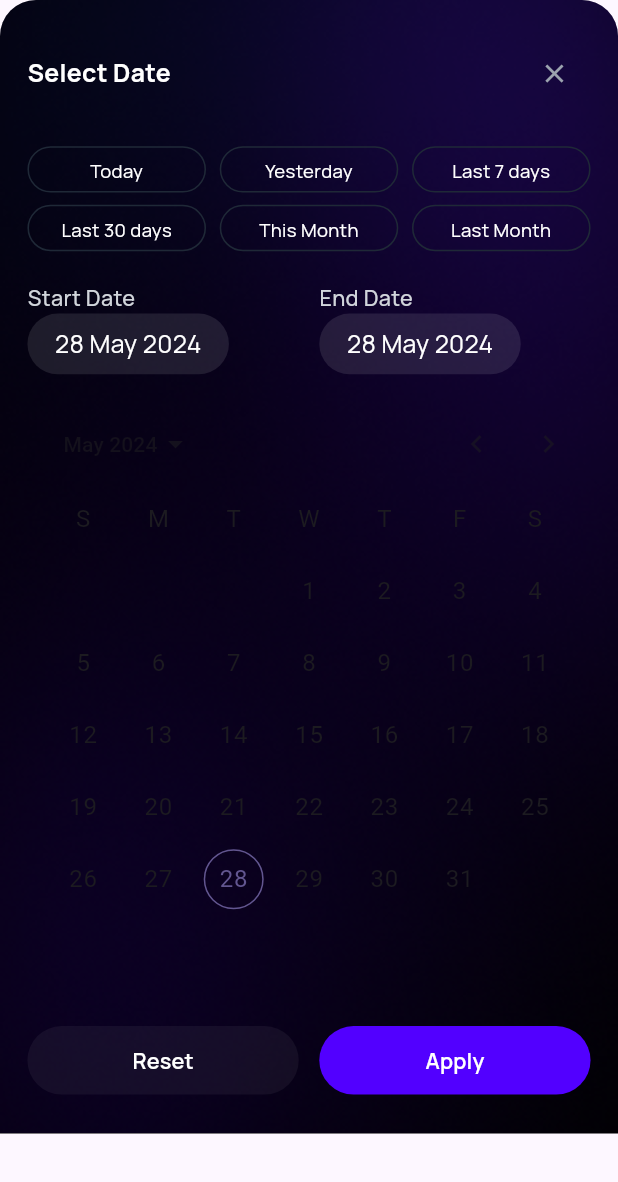
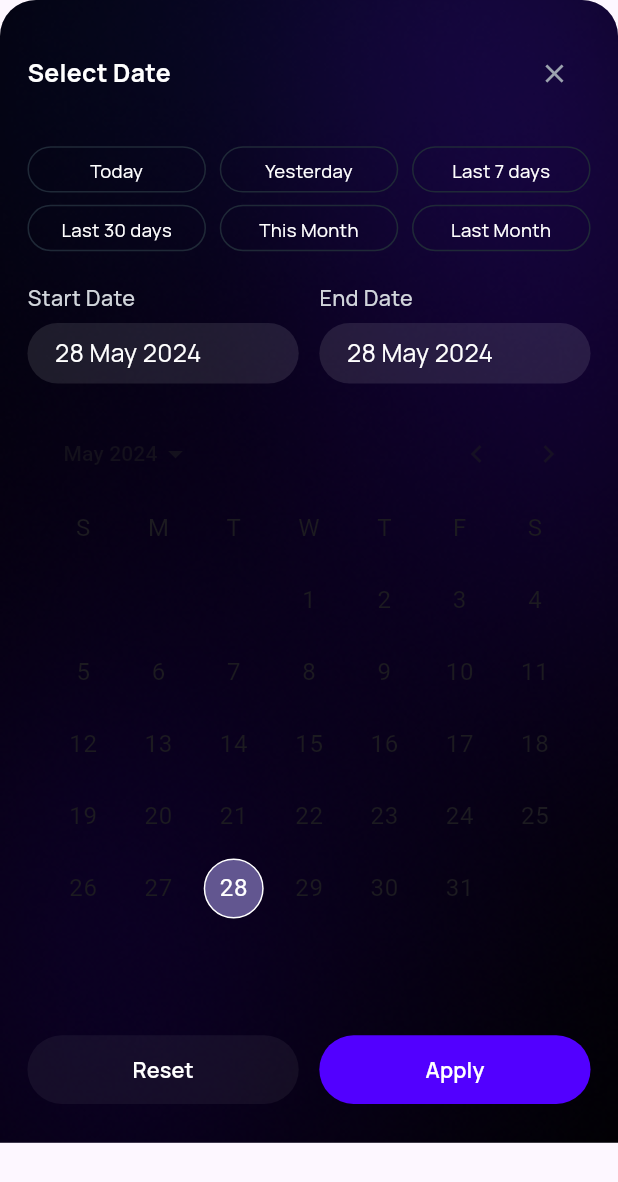
Before and after one commit to quantumexchange8/ttpay-app, a Flutter app: the DatePickerBottomsheet widget shown alone on an empty page, opened directly with empty values, on a phone screen of 412 x 824 dp. Shown: the top 1182 px of the screen. Run offline on Flutter 3.47's test engine with Material 3 defaults, Android fonts, the phone set to English and light mode, and no system bars; drawn by our look-alikes of calendar_date_picker2; our stand-ins replace another_flutter_splash_screen, another_xlider, camera, currency_text_input_formatter, entry, flutter_image_compress and 3 more; missing offline and left inert: fade_indexed_stack, gallery_picker, open_mail_app, slideable, sliver_app_bar_builder, smart_snackbars and 1 more; accounts and stored records are empty.

Commit message:
adjust datepicker

```diff
--- a/lib/pages/transaction/widgets/date_picker.dart
+++ b/lib/pages/transaction/widgets/date_picker.dart
@@ -1,5 +1,6 @@
 import 'package:calendar_date_picker2/calendar_date_picker2.dart';
 import 'package:flutter/material.dart';
+import 'package:flutter/widgets.dart';
 import 'package:intl/intl.dart';
 import 'package:ttpay/component/background_container.dart';
 import 'package:ttpay/component/button_cta.dart';
@@ -89,7 +90,11 @@ Column pickedDateColumn({
           fontWeight: FontWeight.w500,
         ),
       ),
+      SizedBox(
+        height: height24 / 4,
+      ),
       Container(
+        width: double.infinity,
         padding:
             EdgeInsets.symmetric(horizontal: width08 * 2, vertical: height08),
         decoration: ShapeDecoration(
@@ -119,9 +124,17 @@ class DatePickerBottomsheet extends StatefulWidget {
 }
 
 class _DatePickerBottomsheetState extends State<DatePickerBottomsheet> {
-  late DateTime firstDatePicked = widget.firstDatePicked;
-  late DateTime lastDatePicked = widget.lastDatePicked;
+  late DateTime firstDatePicked;
+  late DateTime lastDatePicked;
   List<DateTime?> pickedDateList = [];
+
+  @override
+  void initState() {
+    super.initState();
+    firstDatePicked = widget.firstDatePicked;
+    lastDatePicked = widget.lastDatePicked;
+    pickedDateList.addAll([firstDatePicked, lastDatePicked]);
+  }
 
   @override
   Widget build(BuildContext context) {
@@ -212,9 +225,14 @@ class _DatePickerBottomsheetState extends State<DatePickerBottomsheet> {
                   isSelected,
                   textStyle,
                   required year}) {
-                return Container(
-                  // padding: EdgeInsets.symmetric(
-                  //     horizontal: width20, vertical: height08 / 2),
+                return Column(
+                  children: [
+                    Row(
+                      children: [
+                        Expanded(
+                          child: Container(
+                            padding: EdgeInsets.symmetric(
+                                horizontal: width20, vertical: height10),
                             decoration: BoxDecoration(
                               color: isSelected != null && isSelected
                                   ? Colors.white.withOpacity(0.1)
@@ -230,6 +248,11 @@ class _DatePickerBottomsheetState extends State<DatePickerBottomsheet> {
                                 ),
                               ),
                             ),
+                          ),
+                        ),
+                      ],
+                    ),
+                  ],
                 );
               },
               disableMonthPicker: true,
@@ -274,7 +297,7 @@ class _DatePickerBottomsheetState extends State<DatePickerBottomsheet> {
             onValueChanged: (dates) {
               setState(() {
                 pickedDateList = dates;
-                if (!dates.contains(null)) {
+                if (!dates.contains(null) && dates.isNotEmpty) {
                   firstDatePicked = dates.first!;
                   lastDatePicked = dates.last!;
                 }
```
Lines whose indentation alone changed are shown as unchanged.
